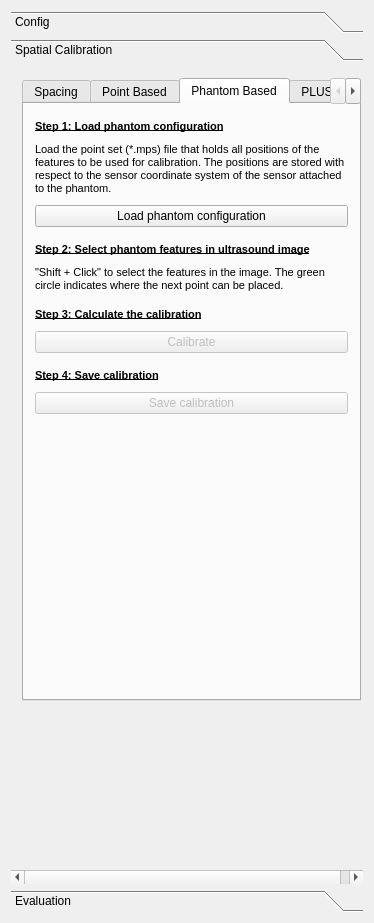
The window that Plugins/org.mitk.gui.qt.igt.app.echotrack/src/internal/QmitkUltrasoundCalibrationControls.ui (MITK/MITK) describes before a commit, drawn with Qt 5.
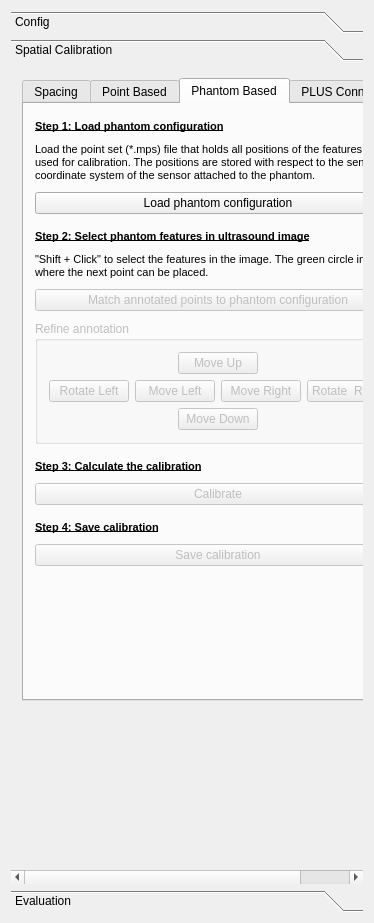
The same window after the commit. Custom widgets are drawn as their Qt base class.

Commit message: Added matching of annotated point set to phantom geometry

Diff of the .ui file:
```diff
--- a/Plugins/org.mitk.gui.qt.igt.app.echotrack/src/internal/QmitkUltrasoundCalibrationControls.ui
+++ b/Plugins/org.mitk.gui.qt.igt.app.echotrack/src/internal/QmitkUltrasoundCalibrationControls.ui
@@ -22,8 +22,8 @@
   <property name="windowTitle">
    <string>QmitkTemplate</string>
   </property>
-  <layout class="QVBoxLayout" name="verticalLayout_9">
-   <item>
+  <layout class="QGridLayout" name="gridLayout_12">
+   <item row="0" column="0">
     <widget class="QToolBox" name="m_ToolBox">
      <property name="sizePolicy">
       <sizepolicy hsizetype="Preferred" vsizetype="Preferred">
@@ -431,6 +431,164 @@
                </property>
               </widget>
              </item>
+             <item>
+              <widget class="QPushButton" name="m_CalibBtnMatchAnnotationToPhantomConfiguration">
+               <property name="enabled">
+                <bool>false</bool>
+               </property>
+               <property name="text">
+                <string>Match annotated points to phantom configuration</string>
+               </property>
+              </widget>
+             </item>
+             <item>
+              <widget class="QGroupBox" name="m_RefinePhantomAnnotationsGroupBox">
+               <property name="enabled">
+                <bool>false</bool>
+               </property>
+               <property name="title">
+                <string>Refine annotation</string>
+               </property>
+               <layout class="QGridLayout" name="gridLayout_11">
+                <item row="0" column="0">
+                 <layout class="QVBoxLayout" name="verticalLayout_9">
+                  <item>
+                   <layout class="QHBoxLayout" name="horizontalLayout_4">
+                    <item>
+                     <spacer name="horizontalSpacer_6">
+                      <property name="orientation">
+                       <enum>Qt::Horizontal</enum>
+                      </property>
+                      <property name="sizeHint" stdset="0">
+                       <size>
+                        <width>40</width>
+                        <height>20</height>
+                       </size>
+                      </property>
+                     </spacer>
+                    </item>
+                    <item>
+                     <widget class="QPushButton" name="m_CalibBtnMoveUp">
+                      <property name="text">
+                       <string>Move Up</string>
+                      </property>
+                     </widget>
+                    </item>
+                    <item>
+                     <spacer name="horizontalSpacer_7">
+                      <property name="orientation">
+                       <enum>Qt::Horizontal</enum>
+                      </property>
+                      <property name="sizeHint" stdset="0">
+                       <size>
+                        <width>40</width>
+                        <height>20</height>
+                       </size>
+                      </property>
+                     </spacer>
+                    </item>
+                   </layout>
+                  </item>
+                  <item>
+                   <layout class="QHBoxLayout" name="horizontalLayout_3">
+                    <item>
+                     <widget class="QPushButton" name="m_CalibBtnRotateLeft">
+                      <property name="text">
+                       <string>Rotate Left</string>
+                      </property>
+                     </widget>
+                    </item>
+                    <item>
+                     <spacer name="horizontalSpacer_3">
+                      <property name="orientation">
+                       <enum>Qt::Horizontal</enum>
+                      </property>
+                      <property name="sizeHint" stdset="0">
+                       <size>
+                        <width>40</width>
+                        <height>20</height>
+                       </size>
+                      </property>
+                     </spacer>
+                    </item>
+                    <item>
+                     <widget class="QPushButton" name="m_CalibBtnMoveLeft">
+                      <property name="text">
+                       <string>Move Left</string>
+                      </property>
+                     </widget>
+                    </item>
+                    <item>
+                     <widget class="QPushButton" name="m_CalibBtnMoveRight">
+                      <property name="text">
+                       <string>Move Right</string>
+                      </property>
+                     </widget>
+                    </item>
+                    <item>
+                     <spacer name="horizontalSpacer_4">
+                      <property name="orientation">
+                       <enum>Qt::Horizontal</enum>
+                      </property>
+                      <property name="sizeHint" stdset="0">
+                       <size>
+                        <width>40</width>
+                        <height>20</height>
+                       </size>
+                      </property>
+                     </spacer>
+                    </item>
+                    <item>
+                     <widget class="QPushButton" name="m_CalibBtnRotateRight">
+                      <property name="text">
+                       <string>Rotate  Right</string>
+                      </property>
+                     </widget>
+                    </item>
+                   </layout>
+                  </item>
+                  <item>
+                   <layout class="QHBoxLayout" name="horizontalLayout_5">
+                    <item>
+                     <spacer name="horizontalSpacer_8">
+                      <property name="orientation">
+                       <enum>Qt::Horizontal</enum>
+                      </property>
+                      <property name="sizeHint" stdset="0">
+                       <size>
+                        <width>40</width>
+                        <height>20</height>
+                       </size>
+                      </property>
+                     </spacer>
+                    </item>
+                    <item>
+                     <widget class="QPushButton" name="m_CalibBtnMoveDown">
+                      <property name="text">
+                       <string>Move Down</string>
+                      </property>
+                     </widget>
+                    </item>
+                    <item>
+                     <spacer name="horizontalSpacer_9">
+                      <property name="orientation">
+                       <enum>Qt::Horizontal</enum>
+                      </property>
+                      <property name="sizeHint" stdset="0">
+                       <size>
+                        <width>40</width>
+                        <height>20</height>
+                       </size>
+                      </property>
+                     </spacer>
+                    </item>
+                   </layout>
+                  </item>
+                 </layout>
+                </item>
+               </layout>
+              </widget>
+             </item>
             </layout>
            </item>
            <item>
@@ -509,7 +667,7 @@
              <property name="sizeHint" stdset="0">
               <size>
                <width>20</width>
-               <height>210</height>
+               <height>73</height>
               </size>
              </property>
             </spacer>
```
The commit also changes 2 other files.
